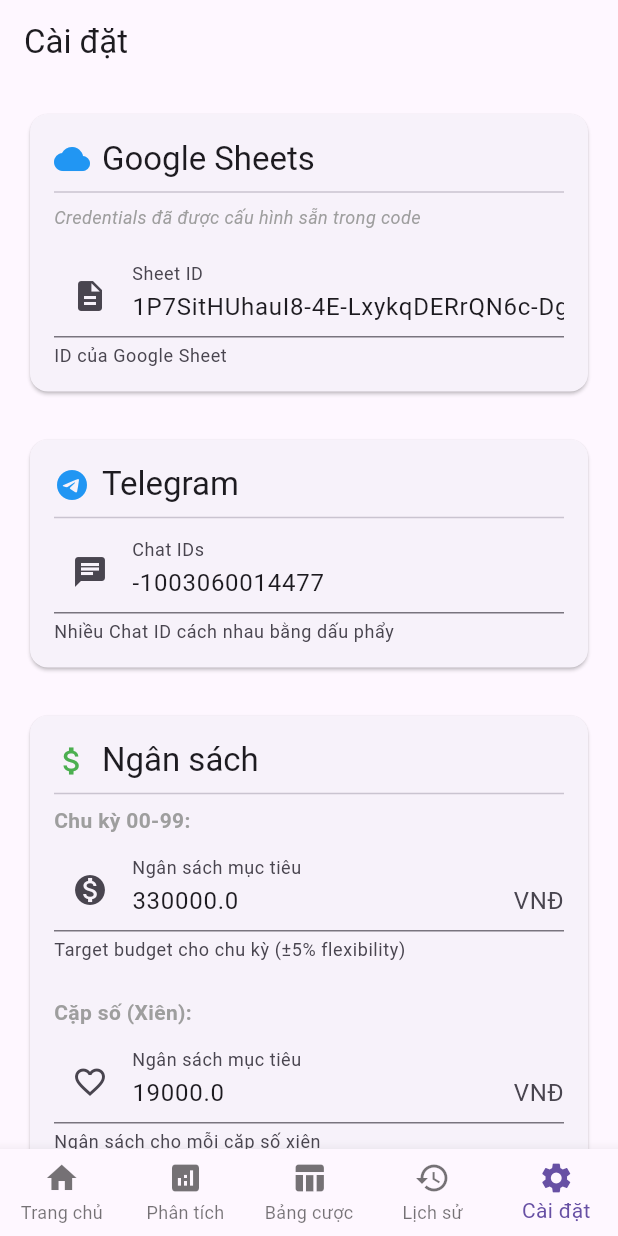
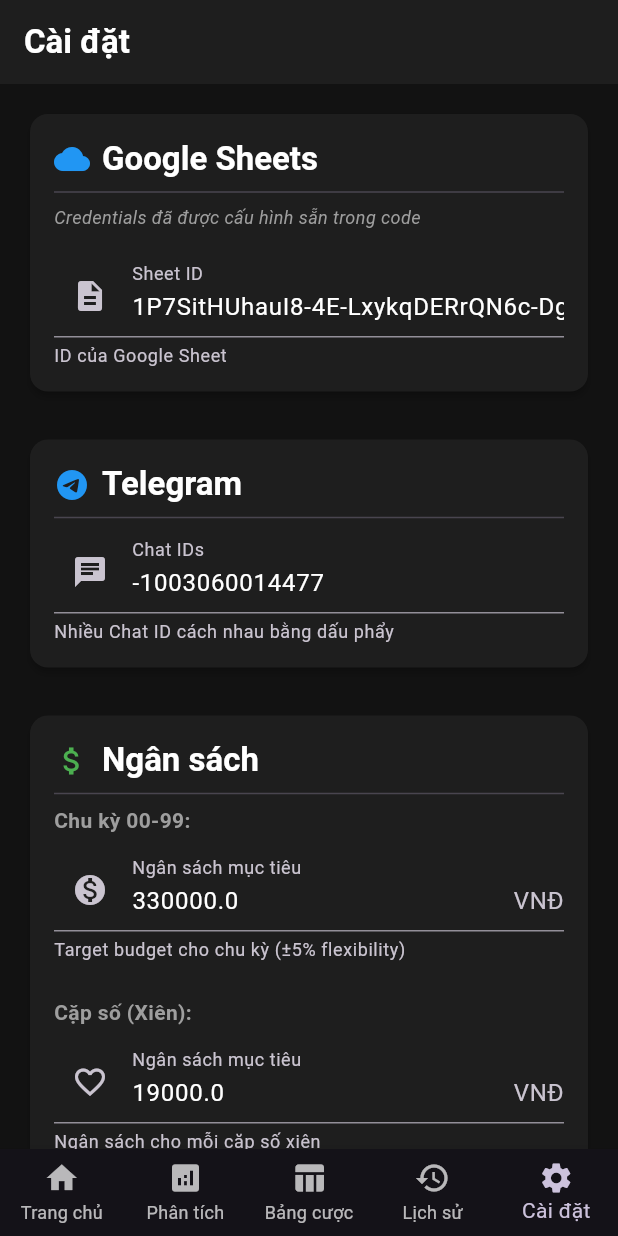
Before and after one commit to bangpthcm/xskt, a Flutter app: the screen it shows after launch, item 5 of the bottom bar chosen, on a phone screen of 412 x 824 dp. Run offline on Flutter 3.47's test engine with Material 3 defaults, Android fonts, the light colour scheme and no system bars; our stand-ins replace data_table_2, googleapis_auth, shared_preferences, webview_flutter; missing offline and left inert: googleapis, webview_flutter_android, webview_flutter_wkwebview; key blocks and very long unbroken strings in the code were emptied for the run.

Commit message:
cập nhật dark mode

```diff
--- a/xsktbot/lib/app.dart
+++ b/xsktbot/lib/app.dart
@@ -153,9 +153,46 @@
       child: MaterialApp(
         title: 'XSKT Bot',
         theme: ThemeData(
+          brightness: Brightness.light,
           primarySwatch: Colors.blue,
           useMaterial3: true,
         ),
+        darkTheme: ThemeData(
+          brightness: Brightness.dark,
+          primarySwatch: Colors.blue,
+          scaffoldBackgroundColor: const Color(0xFF121212),
+          cardColor: const Color(0xFF1E1E1E),
+          appBarTheme: const AppBarTheme(
+            backgroundColor: Color(0xFF1E1E1E),
+            foregroundColor: Colors.white,
+          ),
+          cardTheme: const CardThemeData(  // ✅ Sửa: CardTheme → CardThemeData
+            color: Color(0xFF1E1E1E),
+            elevation: 2,
+            shape: RoundedRectangleBorder(
+              borderRadius: BorderRadius.all(Radius.circular(12)),
+            ),
+          ),
+          dataTableTheme: DataTableThemeData(
+            headingRowColor: MaterialStateProperty.all(const Color(0xFF2C2C2C)),
+            dataRowColor: MaterialStateProperty.resolveWith<Color?>(
+              (Set<MaterialState> states) {
+                if (states.contains(MaterialState.selected)) {
+                  return Colors.blue.withOpacity(0.2);
+                }
+                return null;
+              },
+            ),
+          ),
+          textTheme: const TextTheme(
+            bodyLarge: TextStyle(color: Colors.white),
+            bodyMedium: TextStyle(color: Colors.white),
+            bodySmall: TextStyle(color: Colors.grey),
+            titleLarge: TextStyle(color: Colors.white, fontWeight: FontWeight.bold),
+          ),
+          useMaterial3: true,
+        ),
+        themeMode: ThemeMode.dark, // ✅ Force dark mode
         home: MainNavigation(key: mainNavigationKey),
         debugShowCheckedModeBanner: false,
       ),
```
Also changed, not shown: xsktbot/lib/presentation/screens/analysis/analysis_screen.dart (+11 -9 lines), xsktbot/lib/presentation/screens/betting/betting_screen.dart (+29 -13 lines), xsktbot/lib/presentation/screens/win_history/win_history_screen.dart (+4 -30 lines).
